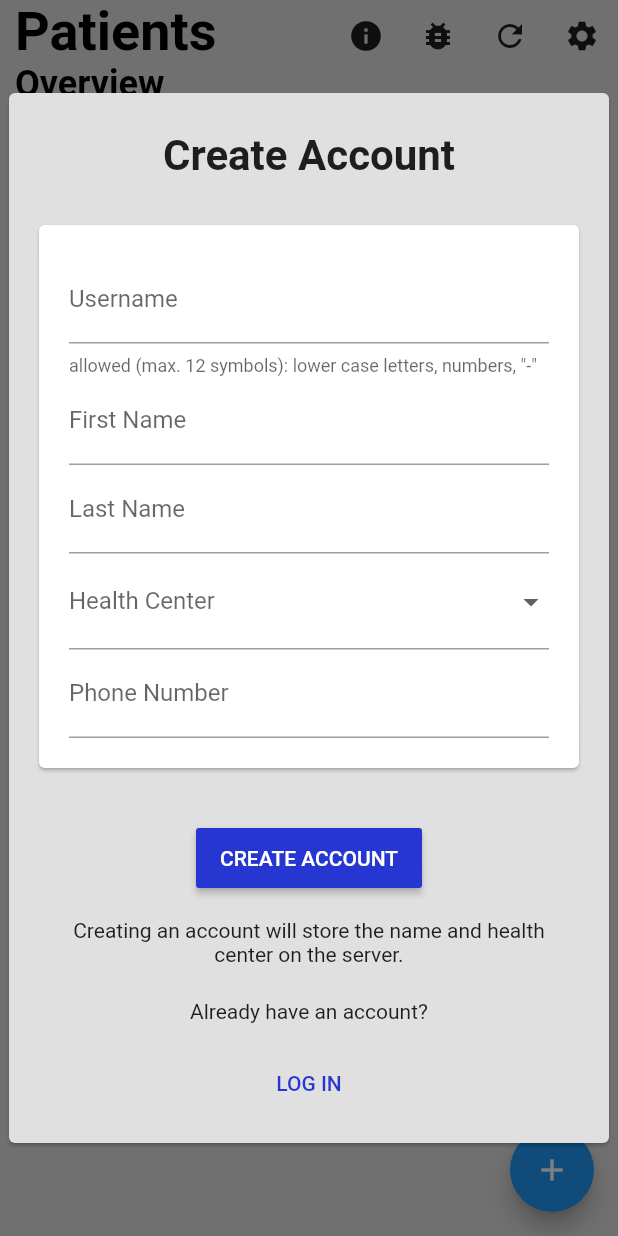
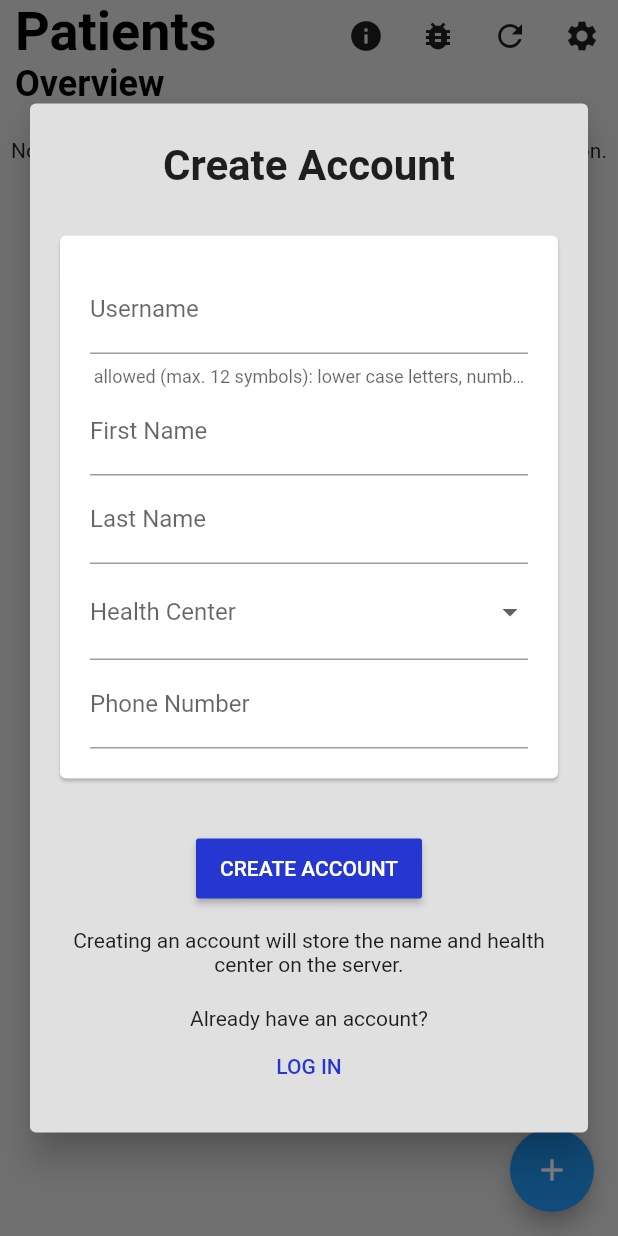
Before and after one commit to chrisly-bear/PEBRApp, a Flutter app: the screen it shows after launch, on a phone screen of 412 x 824 dp. Run offline on Flutter 3.47's test engine with Material 2 defaults, Android fonts, the phone set to English and light mode, and no system bars; our stand-ins replace flushbar, shared_preferences, sqflite; missing offline and left inert: spreadsheet_decoder; accounts and stored records are empty.

Commit message:
Implemented settings screen with PopupScreen component.

```diff
--- a/lib/components/PopupScreen.dart
+++ b/lib/components/PopupScreen.dart
@@ -6,6 +6,7 @@ import 'package:pebrapp/components/TransparentHeaderPage.dart';
 class PopupScreen extends StatelessWidget {
   final Widget child;
   final String title, subtitle;
+  final List<Widget> actions;
 
   // define the maximum width of the popup screen
   static const double MAX_WIDTH = 600;
@@ -13,7 +14,23 @@ class PopupScreen extends StatelessWidget {
   double screenWidth;
   double padding;
 
-  PopupScreen({@required this.child, this.title, this.subtitle});
+  /// Popup window with a header and content.
+  ///
+  /// If [actions] is null then a close button is displayed by default.
+  ///
+  /// If [title], [subtitle] are null and [actions] is empty, the header
+  /// disappears and only the content is displayed.
+  ///
+  /// @param [child] The content that should be displayed in the popup window.
+  ///
+  /// @param [title] The title to be displayed in the header.
+  ///
+  /// @param [subtitle] The subtitle to be displayed in the header.
+  ///
+  /// @param [actions] The buttons to be displayed on the right hand side of the
+  /// header. If it is null, a close button is displayed by default. If
+  /// no buttons should be displayed, pass an empty list (`[]`).
+  PopupScreen({@required this.child, this.title, this.subtitle, this.actions});
 
   @override
   Widget build(BuildContext context) {
@@ -36,7 +53,7 @@ class PopupScreen extends StatelessWidget {
               title: title,
               subtitle: subtitle,
               child: child,
-              actions: <Widget>[
+              actions: actions ?? [
                 IconButton(
                   alignment: Alignment.topCenter,
 //                padding: EdgeInsets.all(0.0),
--- a/lib/components/TransparentHeaderPage.dart
+++ b/lib/components/TransparentHeaderPage.dart
@@ -15,6 +15,32 @@ class TransparentHeaderPage extends StatelessWidget {
   double _headerHeight = Platform.isIOS ? 82.0 : 80.0;
   static const double _BLUR_RADIUS = 5.0;
 
+  /// Page with a header and content.
+  ///
+  /// If [title], [subtitle] are null and [actions] is null or empty, the header
+  /// disappears and only the content is displayed.
+  ///
+  /// @param [child] The content that should be displayed in the popup window.
+  ///
+  /// @param [title] The title to be displayed in the header.
+  ///
+  /// @param [subtitle] The subtitle to be displayed in the header.
+  ///
+  /// @param [actions] The buttons to be displayed on the right hand side of the
+  /// header.
+  ///
+  /// @param [color] A custom color to use for the header. Default is
+  /// transparent.
+  ///
+  /// @param [blurEnabled] If the header should blur the content as it scrolls
+  /// underneath it.
+  ///
+  /// @param [elevationEnabled] If true, there will be a drop shadow underneath
+  /// the header which separates it from the content ([child]). NOTE: If no
+  /// [color] is provided the header will become grey.
+  ///
+  /// @param [safeArea] If true the header is rendered below the safe area at
+  /// the top of the screen.
   TransparentHeaderPage({@required this.child, this.title, this.subtitle,
     this.actions, this.color: Colors.transparent, this.blurEnabled: true,
     this.elevationEnabled: false, this.safeArea: true}) {
@@ -25,7 +51,12 @@ class TransparentHeaderPage extends StatelessWidget {
       _headerHeight -= 25;
     }
     if (!safeArea) {
+      // if SafeArea is disabled compensate for the zero-padding at the top of
+      // the title
       _headerHeight += 10;
+    }
+    if (title == null && subtitle == null && (actions?.length ?? 0) == 0) {
+      _headerHeight = 0;
     }
   }
 
@@ -41,7 +72,7 @@ class TransparentHeaderPage extends StatelessWidget {
             // padding until bottom of header
             Container(height: _headerHeight),
             // padding to avoid Gaussian blur
-            Container(height: Platform.isIOS ? 10.0 : 12.0),
+            Container(height: _headerHeight == 0 ? 0 : (Platform.isIOS ? 10.0 : 12.0)),
             child,
           ],
         ),
--- a/lib/screens/SettingsScreen.dart
+++ b/lib/screens/SettingsScreen.dart
@@ -4,6 +4,7 @@ import 'package:flutter/material.dart';
 import 'package:flutter/services.dart';
 import 'package:pebrapp/components/PEBRAButtonFlat.dart';
 import 'package:pebrapp/components/PEBRAButtonRaised.dart';
+import 'package:pebrapp/components/PopupScreen.dart';
 import 'package:pebrapp/database/DatabaseProvider.dart';
 import 'package:pebrapp/database/beans/HealthCenter.dart';
 import 'package:pebrapp/database/models/UserData.dart';
@@ -37,22 +38,32 @@ class _SettingsScreenState extends State<SettingsScreen> {
   @override
   Widget build(BuildContext context) {
 
-    Widget _body = Center(
-      child: Card(
-        color: Color.fromARGB(255, 224, 224, 224),
+    if (_isLoading) {
+      print('~~~ LOADING SCREEN ~~~');
+      return PopupScreen(
+        actions: [],
         child: Container(
-          width: 400,
-          height: 700,
-          child: _isLoading ? Center(child: Text('Loading...')) : (
-              _loginData == null ? LoginBody() : Center(child: SettingsBody(this._loginData))),
+          padding: EdgeInsets.all(20.0),
+          child: CircularProgressIndicator(
+            valueColor: AlwaysStoppedAnimation<Color>(Colors.white),
+          ),
         ),
-      ),
+      );
+    }
+    if (_loginData == null) {
+      print('~~~ LOGIN/CREATE ACCOUNT SCREEN ~~~');
+      return PopupScreen(
+        actions: [],
+        child:LoginBody(),
+      );
+    }
+    print('~~~ SETTINGS SCREEN ~~~');
+    return PopupScreen(
+      title: 'Settings',
+      child: SettingsBody(this._loginData),
+      actions: [IconButton(icon: Icon(Icons.close), onPressed: () {Navigator.of(context).popUntil(ModalRoute.withName('/'));})],
     );
 
-    return Scaffold(
-      backgroundColor: Colors.black.withOpacity(0.50),
-      body: _body
-    );
   }
 }
 
@@ -86,45 +97,65 @@ class _SettingsBodyState extends State<SettingsBody> {
     });
   }
 
+  Widget _buildRow(String description, String content) {
+    return Padding(
+      padding: EdgeInsets.symmetric(vertical: 5.0),
+      child: Row(
+        children: <Widget>[
+          Expanded(flex: 1, child: Text(description)),
+          Expanded(flex: 1, child: Text(content ?? '—')),
+        ],
+      ),
+    );
+  }
+
+  _buildUserDataCard() {
+    return Card(
+      margin: EdgeInsets.symmetric(horizontal: 15),
+      child: Padding(
+        padding: EdgeInsets.symmetric(horizontal: 15, vertical: 10),
+        child: Column(
+          children: [
+            _buildRow('Name', '${loginData.firstName} ${loginData.lastName}'),
+            _buildRow('Username', loginData.username),
+            _buildRow('Health Center', loginData.healthCenter.description),
+            _buildRow('Phone Number', loginData.phoneNumber),
+          ],
+        ),
+      ),
+    );
+  }
+
   @override
   Widget build(BuildContext context) {
+    const double _spacing = 20.0;
     return Column(
-      mainAxisAlignment: MainAxisAlignment.spaceBetween,
       children: <Widget>[
+        _buildUserDataCard(),
+        SizedBox(height: _spacing),
+        PEBRAButtonRaised('Set PIN'),
+        SizedBox(height: _spacing),
+        PEBRAButtonRaised('Restore', onPressed: _isLoading ? null : () {_onPressRestoreButton(context);},),
+        PEBRAButtonRaised('Start Backup', onPressed: _isLoading ? null : () {_onPressBackupButton(context);},),
+        SizedBox(height: 5.0),
         Container(
-          alignment: Alignment.centerRight,
-          child: IconButton(icon: Icon(Icons.close), onPressed: () {Navigator.of(context).popUntil(ModalRoute.withName('/'));}),
-        ),
-        Expanded(child: Column(
-          mainAxisAlignment: MainAxisAlignment.start,
-          children: <Widget>[
-              Text('${loginData.username}',
-                style: TextStyle(fontSize: 28.0, fontWeight: FontWeight.bold),
-              ),
-              SizedBox(height: 10),
-              Text('${loginData.firstName} ${loginData.lastName}',
-                style: TextStyle(fontSize: 24.0),
-              ),
-              Text('${loginData.healthCenter.description}',
-                style: TextStyle(fontSize: 24.0),
-              ),
-            Text('${loginData.phoneNumber}',
-              style: TextStyle(fontSize: 24.0),
-            ),
-            _isLoading
-                ? Padding(padding: EdgeInsets.symmetric(vertical: 17.5), child: SizedBox(width: 15.0, height: 15.0, child: CircularProgressIndicator()))
-                : SizedBox(height: 50,),
-              PEBRAButtonRaised('Set PIN'),
-              PEBRAButtonRaised('Start Backup', onPressed: _isLoading ? null : () {_onPressBackupButton(context);},),
+          height: 40,
+          child: Column(
+            mainAxisAlignment: _isLoading ? MainAxisAlignment.center : MainAxisAlignment.start,
+            children: _isLoading ? [SizedBox(width: 15.0, height: 15.0, child: CircularProgressIndicator())] : [
               Text("last backup:"),
               Text(lastBackup),
-              PEBRAButtonRaised('Restore', onPressed: _isLoading ? null : () {_onPressRestoreButton(context);},),
-              PEBRAButtonRaised('Logout', onPressed: () {_onPressLogout(context);},),
-              PEBRAButtonRaised('Transfer Tablet', onPressed: () {_onPressTransferTablet(context);},),
-              Text('Use this option if you want to keep the patient data on the device but change the user or health center.', textAlign: TextAlign.center,),
-            ],
-          ),
+            ]),
         ),
+        SizedBox(height: _spacing),
+        PEBRAButtonRaised('Logout', onPressed: () {_onPressLogout(context);},),
+        PEBRAButtonRaised('Transfer Device', onPressed: () {_onPressTransferTablet(context);},),
+        SizedBox(height: 5.0),
+        Padding(
+          padding: const EdgeInsets.symmetric(horizontal: 25.0),
+          child: Text('Use this option if you want to keep the patient data on the device but change the user or health center.', textAlign: TextAlign.center,),
+        ),
+        SizedBox(height: _spacing),
       ],
     );
   }
@@ -290,7 +321,6 @@ class _LoginBodyState extends State<LoginBody> {
     return Form(
       key: _createAccountMode ? _createAccountFormKey : _loginFormKey,
       child: Column(
-        mainAxisAlignment: MainAxisAlignment.spaceBetween,
         children: <Widget>[
           _formBlock(),
           _switchModeBlock(),
@@ -409,9 +439,7 @@ class _LoginBodyState extends State<LoginBody> {
           padding: EdgeInsets.only(top: 25.0, bottom: 10.0),
           child: Text(_createAccountMode ? 'Create Account' : 'Login', style: TextStyle(fontWeight: FontWeight.bold, fontSize: 28.0),),
         ),
-        Container(
-          width: 500,
-          child: Card(
+        Card(
             margin: EdgeInsets.all(20),
             child: Padding(
               padding: EdgeInsets.all(20),
@@ -438,7 +466,6 @@ class _LoginBodyState extends State<LoginBody> {
                 ],
               ),
             ),
-          ),
         ),
         Padding(
           padding: const EdgeInsets.symmetric(vertical: 16.0),
@@ -470,22 +497,20 @@ class _LoginBodyState extends State<LoginBody> {
   }
 
   _switchModeBlock() {
+    const double _spacing = 20.0;
     return Column(
       children: <Widget>[
+        SizedBox(height: _spacing),
         _createAccountMode
             ? Text("Already have an account?")
             : Text("Don't have an account yet?"),
-        Padding(
-          padding: const EdgeInsets.symmetric(vertical: 16.0),
-          child: Center(
-            child: PEBRAButtonFlat(
-              _createAccountMode ? 'Log In' : 'Create Account',
-              onPressed: () {
-                setState(() => _createAccountMode = !_createAccountMode);
-              },
-            ),
-          ),
+        PEBRAButtonFlat(
+          _createAccountMode ? 'Log In' : 'Create Account',
+          onPressed: () {
+            setState(() => _createAccountMode = !_createAccountMode);
+          },
         ),
+        SizedBox(height: _spacing),
       ],
     );
   }
```
